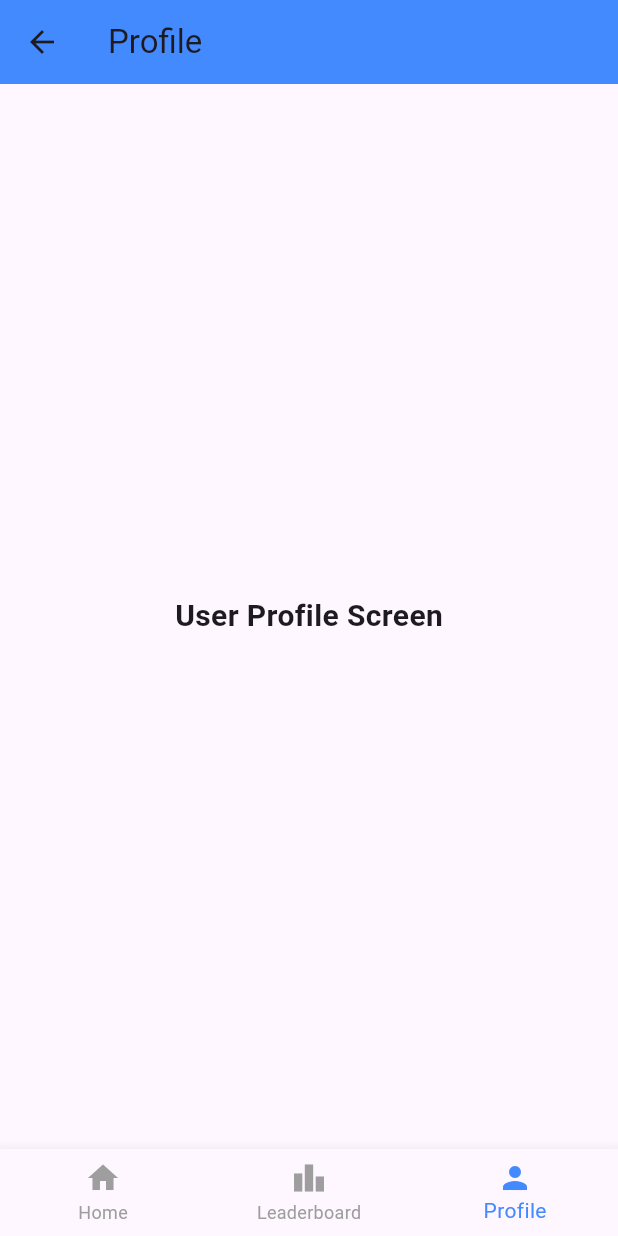
After one commit to YoloApple/english_learning_app, a Flutter app: the HomeScreen screen opened by its route, item 3 of the bottom bar chosen, on a phone screen of 412 x 824 dp. The commit adds this screen. Run offline on Flutter 3.47's test engine with Material 3 defaults, Android fonts, the phone set to English and light mode, and no system bars; our stand-ins replace google_fonts, percent_indicator.

Commit message:
Update home and leaderboard interface

```diff
--- a/flutter_app/lib/main.dart
+++ b/flutter_app/lib/main.dart
@@ -1,4 +1,5 @@
 import 'package:flutter/material.dart';
+import 'package:flutter_app/pages/home_screen.dart';
 import 'package:flutter_app/pages/login_screen.dart';
 
 void main() {
@@ -20,7 +21,7 @@ class MyApp extends StatelessWidget{
       initialRoute: '/',
       routes: {
         '/': (context) => LoginScreen(),
-        // '/home': (context) => HomeScreen(),
+        '/home': (context) => HomeScreen(),
       },
     );
   }
--- a/flutter_app/lib/pages/home_screen.dart
+++ b/flutter_app/lib/pages/home_screen.dart
@@ -0,0 +1,58 @@
+import 'package:flutter/material.dart';
+import 'package:flutter_app/pages/profile_screen.dart';
+
+import '../components/home_content.dart';
+import 'leaderboard_screen.dart';
+
+class HomeScreen extends StatefulWidget {
+  const HomeScreen({super.key});
+
+  @override
+  _HomeScreenState createState() => _HomeScreenState();
+}
+
+class _HomeScreenState extends State<HomeScreen> {
+  int _selectedIndex = 0; // Chỉ số tab hiện tại
+
+  // Danh sách màn hình
+  static final List<Widget> _screens = [
+    const HomeContent(),    // Trang chính
+    const LeaderboardScreen(), // Bảng xếp hạng
+    const ProfileScreen(),  // Hồ sơ cá nhân
+  ];
+
+  // Xử lý khi chọn tab
+  void _onItemTapped(int index) {
+    setState(() {
+      _selectedIndex = index;
+    });
+  }
+
+  @override
+  Widget build(BuildContext context) {
+    return Scaffold(
+      body: _screens[_selectedIndex], // Nội dung màn hình thay đổi dựa vào tab
+
+      bottomNavigationBar: BottomNavigationBar(
+        currentIndex: _selectedIndex,
+        onTap: _onItemTapped,
+        selectedItemColor: Colors.blueAccent,
+        unselectedItemColor: Colors.grey,
+        items: const [
+          BottomNavigationBarItem(
+            icon: Icon(Icons.home),
+            label: "Home",
+          ),
+          BottomNavigationBarItem(
+            icon: Icon(Icons.leaderboard),
+            label: "Leaderboard",
+          ),
+          BottomNavigationBarItem(
+            icon: Icon(Icons.person),
+            label: "Profile",
+          ),
+        ],
+      ),
+    );
+  }
+}
--- /dev/null
+++ b/flutter_app/lib/pages/profile_screen.dart
@@ -0,0 +1,21 @@
+import 'package:flutter/material.dart';
+
+class ProfileScreen extends StatelessWidget {
+  const ProfileScreen({super.key});
+
+  @override
+  Widget build(BuildContext context) {
+    return Scaffold(
+      appBar: AppBar(
+        title: const Text("Profile"),
+        backgroundColor: Colors.blueAccent,
+      ),
+      body: const Center(
+        child: Text(
+          "User Profile Screen",
+          style: TextStyle(fontSize: 20, fontWeight: FontWeight.bold),
+        ),
+      ),
+    );
+  }
+}
--- a/flutter_app/pubspec.yaml
+++ b/flutter_app/pubspec.yaml
@@ -34,6 +34,7 @@ dependencies:
   # The following adds the Cupertino Icons font to your application.
   # Use with the CupertinoIcons class for iOS style icons.
   cupertino_icons: ^1.0.8
+  percent_indicator: ^4.2.4
 
 dev_dependencies:
   flutter_test:
@@ -61,6 +62,9 @@ flutter:
   assets:
       - assets/icons/google.png
       - assets/icons/facebook.png
+      - assets/images/lesson1.png
+      - assets/images/lesson2.png
+      - assets/images/lesson3.png
   # An image asset can refer to one or more resolution-specific "variants", see
   # https://flutter.dev/to/resolution-aware-images
 
```
Also changed, not shown: flutter_app/lib/components/home_content.dart (added, +97 -0 lines), flutter_app/lib/components/leaderboard_list.dart (added, +108 -0 lines), flutter_app/lib/components/lessons_list.dart (added, +89 -0 lines), flutter_app/lib/pages/leaderboard_screen.dart (added, +20 -0 lines), flutter_app/lib/pages/login_screen.dart (+13 -0 lines), flutter_app/assets/images/lesson1.png (added), flutter_app/assets/images/lesson2.png (added), flutter_app/assets/images/lesson3.png (added), flutter_app/pubspec.lock.
